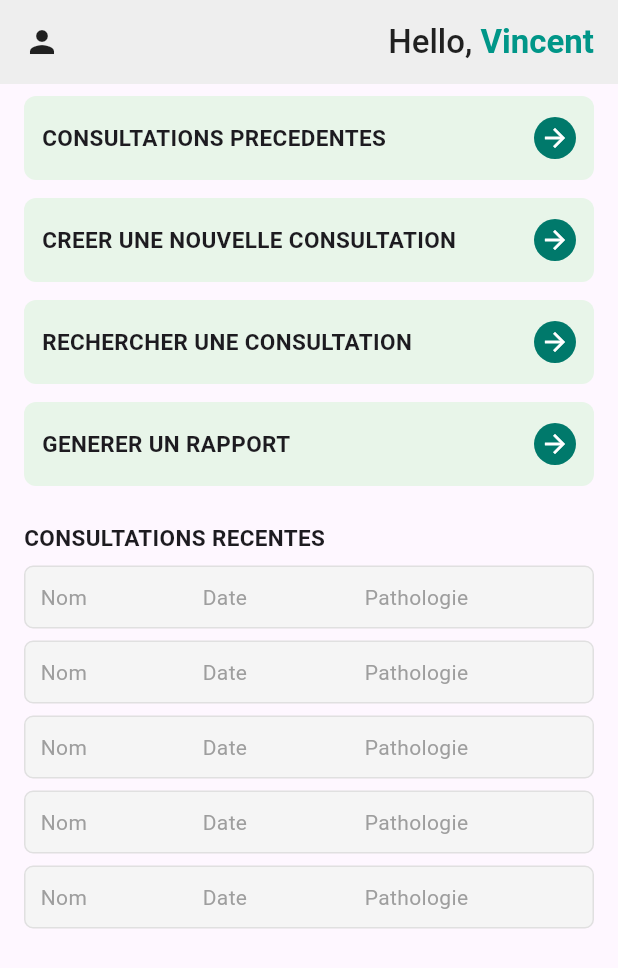
After one commit to nelcie3002/sante, a Flutter app: the Home screen opened directly, on a phone screen of 412 x 824 dp. The commit adds this screen. Shown: the top 968 px of the screen. Run offline on Flutter 3.47's test engine with Material 3 defaults, Android fonts, the phone set to English and light mode, and no system bars.

Commit message:
Page home

```diff
--- a/lib/main.dart
+++ b/lib/main.dart
@@ -1,5 +1,6 @@
 import 'package:flutter/material.dart';
 import 'package:sante/screens/form_page.dart';
+import 'package:sante/screens/home.dart';
 import 'package:sante/screens/login_page.dart';
 void main() {
   runApp(const MyApp());
--- /dev/null
+++ b/lib/screens/home.dart
@@ -0,0 +1,155 @@
+import 'package:flutter/material.dart';
+
+class Home extends StatefulWidget {
+  const Home({super.key});
+
+  @override
+  State<Home> createState() => _HomeState();
+}
+
+class _HomeState extends State<Home> {
+  @override
+  Widget build(BuildContext context) {
+    return Scaffold(
+      appBar: AppBar(
+        backgroundColor: Colors.grey[200],
+        elevation: 0,
+        leading: IconButton(
+          icon: const Icon(Icons.person, color: Colors.black87),
+          onPressed: () {},
+        ),
+        title: Row(
+          mainAxisAlignment: MainAxisAlignment.end,
+          children: const [
+            Text(
+              "Hello, ",
+              style: TextStyle(color: Colors.black87, fontWeight: FontWeight.w500),
+            ),
+            Text(
+              "Vincent",
+              style: TextStyle(
+                color: Colors.teal,
+                fontWeight: FontWeight.bold,
+              ),
+            ),
+          ],
+        ),
+        automaticallyImplyLeading: false,
+      ),
+      body: SingleChildScrollView(
+        padding: const EdgeInsets.symmetric(horizontal: 16, vertical: 8),
+        child: Column(
+          crossAxisAlignment: CrossAxisAlignment.start,
+          children: [
+            // Boutons d'action
+            _HomeActionButton(title: "CONSULTATIONS PRECEDENTES", onTap: () {}),
+            const SizedBox(height: 12),
+            _HomeActionButton(title: "CREER UNE NOUVELLE CONSULTATION", onTap: () {}),
+            const SizedBox(height: 12),
+            _HomeActionButton(title: "RECHERCHER UNE CONSULTATION", onTap: () {}),
+            const SizedBox(height: 12),
+            _HomeActionButton(title: "GENERER UN RAPPORT", onTap: () {}),
+            const SizedBox(height: 24),
+
+            // Consultations récentes
+            const Text(
+              "CONSULTATIONS RECENTES",
+              style: TextStyle(fontWeight: FontWeight.bold, fontSize: 15),
+            ),
+            const SizedBox(height: 8),
+            // Tableau des consultations récentes
+            Container(
+              decoration: BoxDecoration(
+                borderRadius: BorderRadius.circular(8),
+              ),
+              child: Column(
+                children: List.generate(5, (index) {
+                  return Container(
+                    margin: const EdgeInsets.only(bottom: 8),
+                    decoration: BoxDecoration(
+                      color: Colors.grey[100],
+                      borderRadius: BorderRadius.circular(6),
+                      border: Border.all(color: Colors.grey.shade300),
+                    ),
+                    child: Row(
+                      children: const [
+                        Expanded(
+                          flex: 2,
+                          child: Padding(
+                            padding: EdgeInsets.all(10),
+                            child: Text("Nom", style: TextStyle(color: Colors.grey)),
+                          ),
+                        ),
+                        Expanded(
+                          flex: 2,
+                          child: Padding(
+                            padding: EdgeInsets.all(10),
+                            child: Text("Date", style: TextStyle(color: Colors.grey)),
+                          ),
+                        ),
+                        Expanded(
+                          flex: 3,
+                          child: Padding(
+                            padding: EdgeInsets.all(10),
+                            child: Text("Pathologie", style: TextStyle(color: Colors.grey)),
+                          ),
+                        ),
+                      ],
+                    ),
+                  );
+                }),
+              ),
+            ),
+          ],
+        ),
+      ),
+    );
+  }
+}
+
+class _HomeActionButton extends StatelessWidget {
+  final String title;
+  final VoidCallback onTap;
+
+  const _HomeActionButton({
+    required this.title,
+    required this.onTap,
+    super.key,
+  });
+
+  @override
+  Widget build(BuildContext context) {
+    return Material(
+      color: Colors.green[50],
+      borderRadius: BorderRadius.circular(8),
+      child: InkWell(
+        borderRadius: BorderRadius.circular(8),
+        onTap: onTap,
+        child: Padding(
+          padding: const EdgeInsets.symmetric(vertical: 14, horizontal: 12),
+          child: Row(
+            children: [
+              Expanded(
+                child: Text(
+                  title,
+                  style: const TextStyle(
+                    fontWeight: FontWeight.bold,
+                    fontSize: 15,
+                  ),
+                ),
+              ),
+              Container(
+                decoration: BoxDecoration(
+                  color: Colors.teal[700],
+                  borderRadius: BorderRadius.circular(20),
+                ),
+                padding: const EdgeInsets.all(4),
+                child: const Icon(Icons.arrow_forward, color: Colors.white, size: 20),
+              ),
+            ],
+          ),
+        ),
+      ),
+    );
+  }
+}
```
